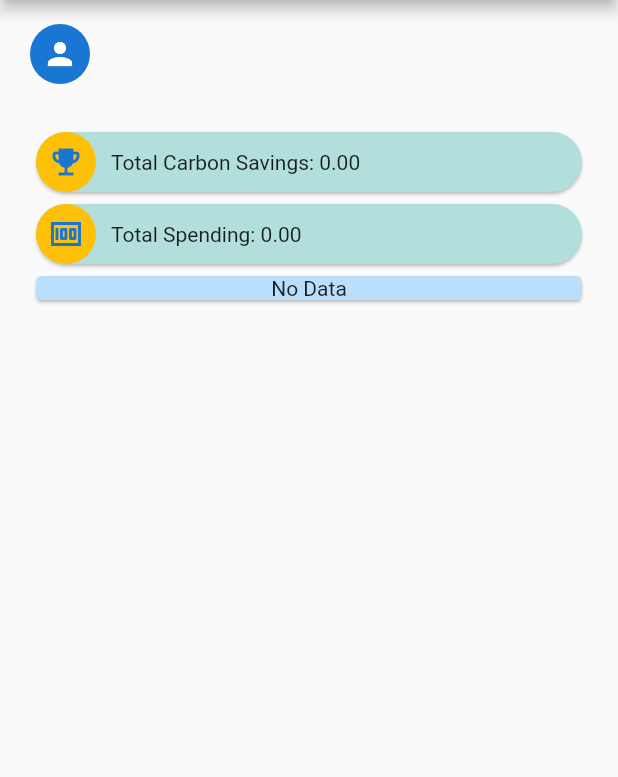
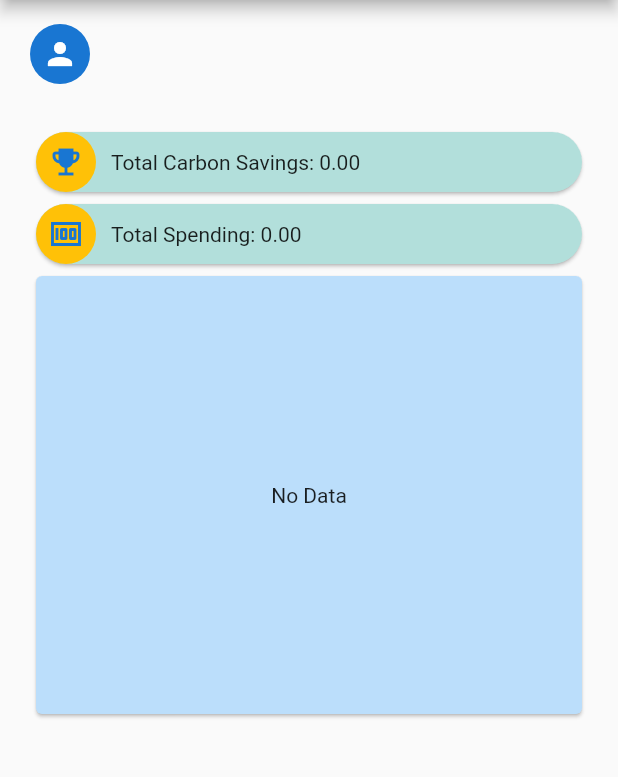
Before and after one commit to jzh001/-FlutterButter-FashCycle, a Flutter app: the ProfileScreen screen opened by its route, on a phone screen of 412 x 824 dp, the part 84-861 px from its top. Run offline on Flutter 3.47's test engine with Material 2 defaults, Android fonts, the phone set to English and light mode, and no system bars; our stand-ins replace cloud_firestore, firebase_auth, firebase_core, firebase_storage, flutter_custom_clippers, image_picker and 1 more; missing offline and left inert: empty_widget; accounts and stored records are empty.

```diff
--- a/lib/charts/carbon_line_chart.dart
+++ b/lib/charts/carbon_line_chart.dart
@@ -31,7 +31,8 @@ class _CarbonLineChartState extends State<CarbonLineChart> {
 
   @override
   Widget build(BuildContext context) {
-    return Expanded(
+    return SizedBox(
+      height: 300,
       child: Card(
         color: Theme.of(context).primaryColorLight,
         child: chartData.isNotEmpty
--- a/lib/charts/fabric_pie_chart.dart
+++ b/lib/charts/fabric_pie_chart.dart
@@ -9,7 +9,9 @@ class FabricPieChart extends StatelessWidget {
 
   @override
   Widget build(BuildContext context) {
-    return Expanded(
+    return SizedBox(
+      height: 300,
+      width: 250,
       child: Card(
         color: Theme.of(context).primaryColorLight,
         child: StreamBuilder(
--- a/lib/charts/shopping_pie_chart.dart
+++ b/lib/charts/shopping_pie_chart.dart
@@ -9,7 +9,9 @@ class ShoppingPieChart extends StatelessWidget {
 
   @override
   Widget build(BuildContext context) {
-    return Expanded(
+    return SizedBox(
+      height: 300,
+      width: 250,
       child: Card(
         color: Theme.of(context).primaryColorLight,
         child: StreamBuilder(
--- a/lib/screens/home_screen.dart
+++ b/lib/screens/home_screen.dart
@@ -19,6 +19,7 @@ class HomeScreen extends StatelessWidget {
       ),
       drawer: const AppDrawer(),
       body: Column(
+        mainAxisSize: MainAxisSize.min,
         children: [
           Container(
               width: double.infinity,
@@ -37,7 +38,8 @@ class HomeScreen extends StatelessWidget {
                 ),
               )),
           Provider.of<UserData>(context, listen: false).carbonSavings != 0
-              ? Expanded(
+              ? SizedBox(
+                  height: MediaQuery.of(context).size.height * 0.7,
                   child: SizedBox(
                     child: ListView(children: [
                       CarbonLineChart(
```
Also changed, not shown: 1 other file.
